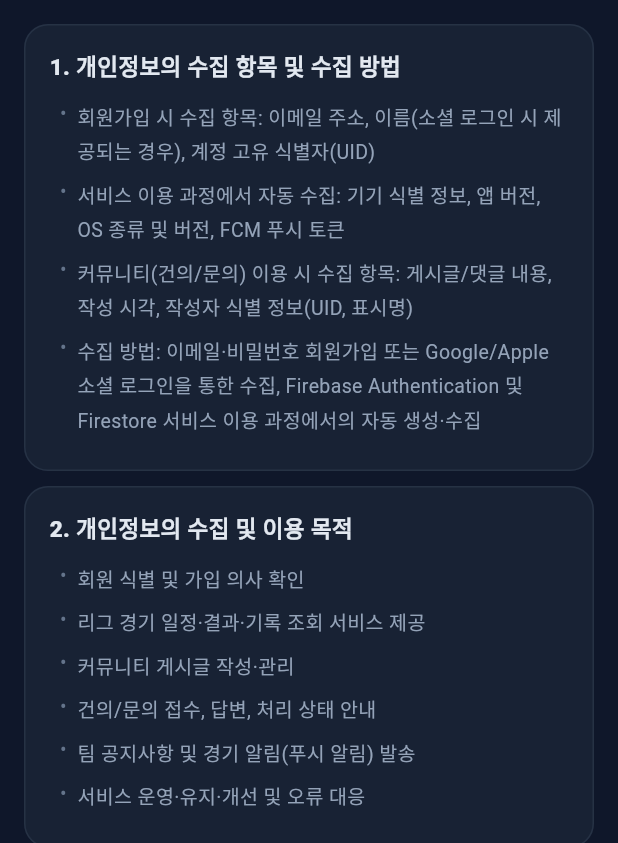
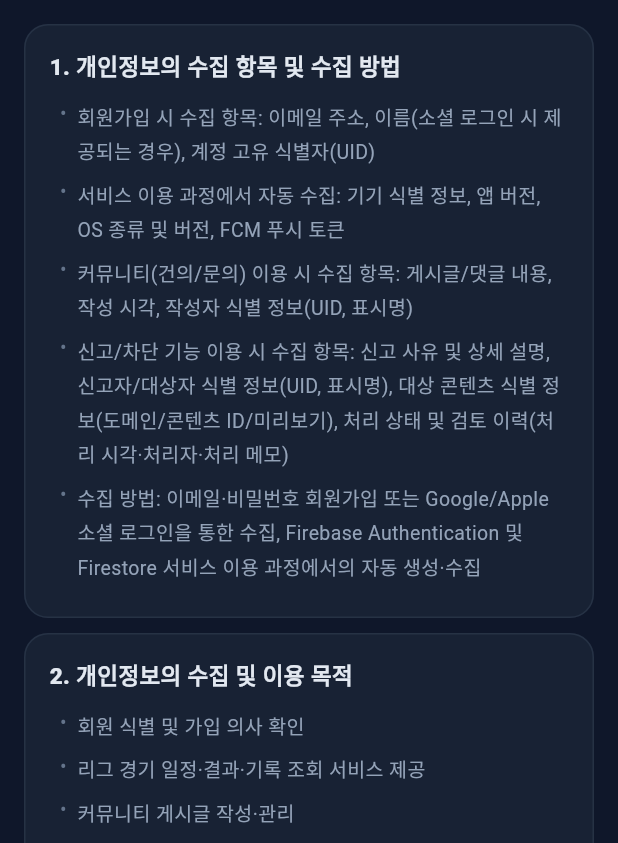
Before and after one commit to JuhwanLee99/AUBL_WebPage, a Flutter app: the MoreScreen screen opened directly, after a tap on "개인정보 처리방침", on a phone screen of 412 x 824 dp, the part 393-1236 px from its top. Run offline on Flutter 3.47's test engine with Material 3 defaults, Android fonts, the phone set to English and light mode, and no system bars; our stand-ins replace cached_network_image, cloud_firestore, firebase_auth, firebase_core, firebase_messaging, flutter_cache_manager and 6 more; missing offline and left inert: flutter_quill; accounts and stored records are empty.

Commit message:
docs(app): refresh legal/help screens and user manual links

```diff
--- a/flutter_app/lib/app/more_screen.dart
+++ b/flutter_app/lib/app/more_screen.dart
@@ -485,6 +485,14 @@ class _MoreScreenState extends State<MoreScreen> {
                 )),
               ),
               _MenuTile(
+                icon: Icons.report_problem_outlined,
+                label: '신고/차단 관리',
+                onTap: () => _push(const AppWebViewScreen(
+                  path: WebRouteContracts.adminModeration,
+                  title: '신고/차단 관리',
+                )),
+              ),
+              _MenuTile(
                 icon: Icons.edit_calendar,
                 label: '일정 관리',
                 onTap: () => _push(const AppWebViewScreen(
--- a/flutter_app/lib/features/help/user_manual_screen.dart
+++ b/flutter_app/lib/features/help/user_manual_screen.dart
@@ -142,6 +142,7 @@ final _memberSections = <_ManualSection>[
         bullets: [
           'UID, 이메일, 로그인 제공자, 역할 확인',
           '계정 생성일, 최근 로그인 시각 표시',
+          '차단한 사용자 목록 확인 및 차단 해제',
           '로그아웃: Firebase 세션 및 WebView 쿠키 정리',
           '회원 탈퇴: 더보기 → 계정 → 회원 탈퇴 (재인증 후 처리)',
           '외부 삭제 안내: https://aubl.club/account-deletion',
@@ -160,6 +161,9 @@ final _memberSections = <_ManualSection>[
           '카테고리 필터: 전체, 긴급, 경기공지, 징계, 일반',
           '제목/내용/작성자 기준 검색',
           '공지 상세에서 댓글 작성/조회/삭제(본인 댓글)',
+          '공지 상세 우측 메뉴에서 게시글 신고/작성자 차단',
+          '댓글 우측 메뉴에서 신고/차단/삭제(권한 보유 시)',
+          '차단 시 해당 사용자 게시글/댓글이 즉시 숨김 처리',
           '갤러리 배너로 외부 커뮤니티 이동',
         ],
       ),
@@ -172,6 +176,8 @@ final _memberSections = <_ManualSection>[
           '처리상태: 미처리 / 처리 중 / 처리 완료',
           '비밀글은 목록에 표시되지만 작성자만 열람 가능',
           '로그인 후 글쓰기 가능 / 본인 글 수정·삭제 / 댓글 작성·삭제',
+          '게시글/댓글 우측 메뉴에서 신고/차단 가능',
+          '차단 시 차단 대상 사용자의 콘텐츠가 즉시 숨김 처리',
         ],
       ),
       _ManualItem(
@@ -181,6 +187,8 @@ final _memberSections = <_ManualSection>[
           '열람 권한: 선수/스태프/감독/기록원/관리자 (방문자·일반 회원 불가)',
           '말머리: 선수 등록 / 유니폼 등록',
           '글쓰기 권한: 선수 등록(관리자만), 유니폼 등록(감독/관리자)',
+          '게시글 우측 메뉴에서 신고/작성자 차단 가능',
+          '로그인 상태 변경 시 열람 권한이 즉시 재평가됩니다.',
           '권한이 없으면 서버 규칙에서 목록/상세 조회가 차단됩니다.',
         ],
       ),
@@ -203,6 +211,8 @@ final _memberSections = <_ManualSection>[
           '카테고리 필터(전체/일반/훈련/경기/긴급)',
           '공지 검색, 고정 공지 우선 정렬',
           '댓글/답글 작성, 좋아요, 본인 댓글 삭제',
+          '댓글 우측 메뉴에서 신고/작성자 차단 가능',
+          '차단 시 차단 대상 사용자의 댓글/답글이 즉시 숨김 처리',
         ],
       ),
     ],
@@ -383,6 +393,14 @@ final _troubleshooting = <({String title, List<String> steps})>[
     ],
   ),
   (
+    title: '선수 등록 권한이 반영되지 않을 때',
+    steps: [
+      '로그인/로그아웃 직후에는 권한이 자동 재평가됩니다. 잠시 후 다시 진입',
+      '커뮤니티 화면을 당겨 새로고침하거나 앱을 재포그라운드로 전환',
+      '여전히 접근 불가 시 roles/team 멤버십 매핑 상태 점검',
+    ],
+  ),
+  (
     title: '종료 경기 기록을 수정해야 할 때',
     steps: [
       '더보기 > 경기 기록 수정(/admin/games)으로 진입합니다.',
@@ -510,7 +528,7 @@ class _UserManualScreenState extends State<UserManualScreen>
                       color: AppTheme.slate700.withValues(alpha: 0.5)),
                 ),
                 child: const Text(
-                  '문서 버전: 2026-02-18\n앱 구조: 하단 탭 홈 · 팀 · 일정 · 기록 · 커뮤니티 · 더보기\n일부 관리 기능은 WebView로 웹 관리 화면에 연결됩니다.',
+                  '문서 버전: 2026-03-04\n앱 구조: 하단 탭 홈 · 팀 · 일정 · 기록 · 커뮤니티 · 더보기\n일부 관리 기능은 WebView로 웹 관리 화면에 연결됩니다.',
                   textAlign: TextAlign.center,
                   style: TextStyle(
                       color: AppTheme.slate500, fontSize: 11, height: 1.6),
--- a/flutter_app/lib/features/legal/privacy_screen.dart
+++ b/flutter_app/lib/features/legal/privacy_screen.dart
@@ -7,6 +7,7 @@ const _kSections = [
     '회원가입 시 수집 항목: 이메일 주소, 이름(소셜 로그인 시 제공되는 경우), 계정 고유 식별자(UID)',
     '서비스 이용 과정에서 자동 수집: 기기 식별 정보, 앱 버전, OS 종류 및 버전, FCM 푸시 토큰',
     '커뮤니티(건의/문의) 이용 시 수집 항목: 게시글/댓글 내용, 작성 시각, 작성자 식별 정보(UID, 표시명)',
+    '신고/차단 기능 이용 시 수집 항목: 신고 사유 및 상세 설명, 신고자/대상자 식별 정보(UID, 표시명), 대상 콘텐츠 식별 정보(도메인/콘텐츠 ID/미리보기), 처리 상태 및 검토 이력(처리 시각·처리자·처리 메모)',
     '수집 방법: 이메일·비밀번호 회원가입 또는 Google/Apple 소셜 로그인을 통한 수집, Firebase Authentication 및 Firestore 서비스 이용 과정에서의 자동 생성·수집',
   ]),
   _Section('2. 개인정보의 수집 및 이용 목적', [
@@ -14,12 +15,14 @@ const _kSections = [
     '리그 경기 일정·결과·기록 조회 서비스 제공',
     '커뮤니티 게시글 작성·관리',
     '건의/문의 접수, 답변, 처리 상태 안내',
+    '부적절 콘텐츠 신고 접수, 악성 사용자 차단 처리, 신고 건 운영 검토(원칙적 24시간 내) 및 위반 콘텐츠/계정 조치',
     '팀 공지사항 및 경기 알림(푸시 알림) 발송',
     '서비스 운영·유지·개선 및 오류 대응',
   ]),
   _Section('3. 개인정보의 보유 및 이용 기간', [
     '회원 탈퇴 시까지 보유하며, 탈퇴 요청 즉시 파기합니다.',
     '다만, 관련 법령에 의해 보존 의무가 있는 경우 해당 기간 동안 보관합니다.',
+    '신고/차단 및 운영 처리 기록은 서비스 운영 정책 준수 확인, 분쟁 대응, 재발 방지 목적 범위에서 필요한 기간 동안 보관될 수 있습니다.',
     '전자상거래법에 의한 계약·거래 기록: 5년 (해당 시)',
     '통신비밀보호법에 의한 로그 기록: 3개월',
   ]),
@@ -57,7 +60,7 @@ const _kSections = [
   ]),
   _Section('10. 개인정보 처리방침의 변경', [
     '본 방침은 시행일로부터 적용되며, 변경 시 앱 내 공지 또는 웹사이트를 통해 사전 고지합니다.',
-    '시행일: 2026년 2월 21일',
+    '시행일: 2026년 3월 5일',
   ]),
 ];
 
--- a/flutter_app/lib/features/legal/terms_screen.dart
+++ b/flutter_app/lib/features/legal/terms_screen.dart
@@ -39,6 +39,10 @@ const _kSections = [
   _Section('제8조 (게시물의 관리)', [
     '회원이 작성한 게시물의 저작권은 해당 회원에게 귀속됩니다.',
     'AUBL은 다음에 해당하는 게시물을 사전 통지 없이 삭제하거나 비공개 처리할 수 있습니다: 관련 법령 위반, 타인의 권리 침해, 공공질서·미풍양속 위반, 서비스 운영 정책 위반.',
+    'AUBL은 사용자 생성 콘텐츠(게시글·댓글)에 대해 신고 기능을 제공하며, 이용자는 부적절하거나 정책 위반 가능성이 있는 콘텐츠를 신고할 수 있습니다.',
+    '이용자는 악성 사용자를 차단할 수 있으며, 차단 즉시 차단 대상의 게시글·댓글은 차단한 이용자의 피드 및 상세 화면에서 숨김 처리됩니다.',
+    '신고 또는 차단이 수행되면 관련 정보는 운영자 신고 큐에 자동 접수되어 운영 검토 대상으로 처리됩니다.',
+    'AUBL은 접수된 신고를 원칙적으로 24시간 이내 검토하며, 위반이 확인될 경우 게시물 삭제/비공개, 계정 이용 제한, 회원 자격 박탈 등 필요한 조치를 할 수 있습니다.',
     '경기 기록·통계 데이터는 AUBL에 귀속되며, 서비스 운영 목적으로 활용됩니다.',
   ]),
   _Section('제9조 (책임의 제한)', [
@@ -53,7 +57,7 @@ const _kSections = [
     '서비스 관련 문의: aublcau@gmail.com',
   ]),
   _Section('부칙', [
-    '본 약관은 2026년 2월 21일부터 시행합니다.',
+    '본 약관은 2026년 3월 5일부터 시행합니다.',
   ]),
 ];
 
```
